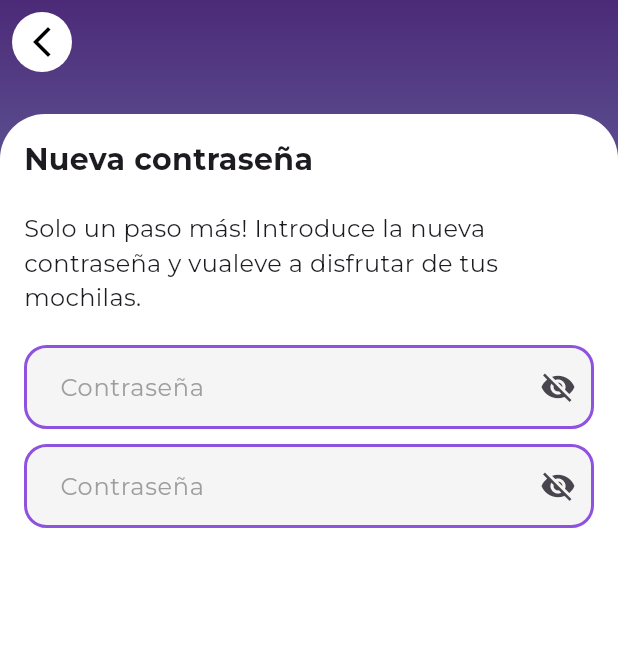
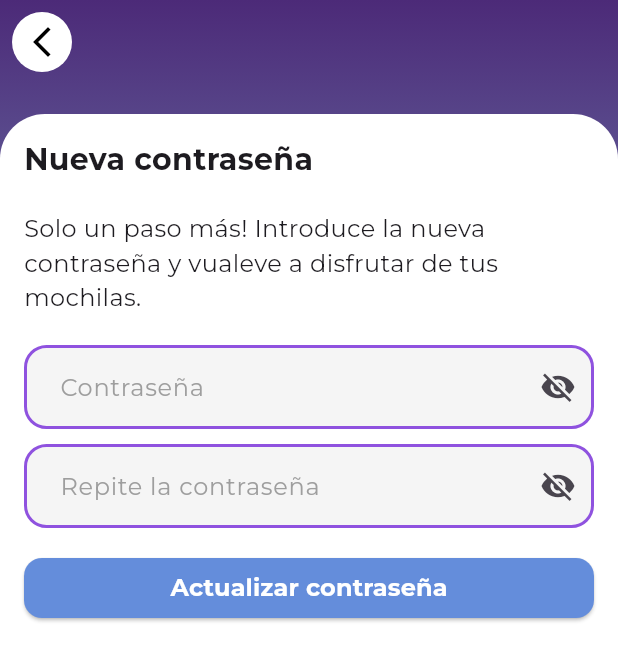
Before and after one commit to iordanericdam/app_mochila, a Flutter app: the NewPasswordScreen screen opened directly, on a phone screen of 412 x 824 dp. Shown: the top 661 px of the screen. Run offline on Flutter 3.47's test engine with Material 3 defaults, Android fonts, the light colour scheme and no system bars.

Commit message:
Pequeños cambios

```diff
--- a/lib/presentation/screens/new_password_screen.dart
+++ b/lib/presentation/screens/new_password_screen.dart
@@ -1,5 +1,9 @@
+import 'package:app_mochila/presentation/screens/eric_explicacion.dart';
+import 'package:app_mochila/presentation/screens/login_screen.dart';
+import 'package:app_mochila/presentation/widgets/buttons.dart';
 import 'package:app_mochila/presentation/widgets/password_custom_input.dart';
 import 'package:app_mochila/presentation/widgets/white_base_container.dart';
+import 'package:app_mochila/styles/app_colors.dart';
 import 'package:app_mochila/styles/base_scaffold.dart';
 import 'package:app_mochila/styles/constants.dart';
 import 'package:flutter/material.dart';
@@ -14,7 +18,7 @@ class NewPasswordScreen extends StatefulWidget {
 class _NewPasswordScreenState extends State<NewPasswordScreen> {
   @override
   Widget build(BuildContext context) {
-    return const BaseScaffold(
+    return BaseScaffold(
       body: WhiteBaseContainer(
           child: Align(
         alignment: Alignment.topLeft,
@@ -33,9 +37,28 @@ class _NewPasswordScreenState extends State<NewPasswordScreen> {
               style: TextStyle(fontSize: 16, fontWeight: FontWeight.w400),
             ),
             sizedBox,
-            PasswordInput(),
+            const PasswordInput(),
             kHalfSizedBox,
-            PasswordInput(),
+            const PasswordInput(
+              hintText: "Repite la contraseña",
+            ),
+            sizedBox,
+            SizedBox(
+              height: kdefaultPadding * 2,
+              width: MediaQuery.of(context).size.width,
+              child: CustomElevatedButton(
+                text: 'Actualizar contraseña',
+                backgroundColor: AppColors.recoverButtonColor,
+                onPressed: () {
+                  FocusScope.of(context).unfocus();
+                  Navigator.push(
+                    context,
+                    MaterialPageRoute(
+                        builder: (context) => const LoginScreen()),
+                  );
+                },
+              ),
+            )
           ],
         )),
       )),
--- a/lib/presentation/widgets/password_custom_input.dart
+++ b/lib/presentation/widgets/password_custom_input.dart
@@ -4,14 +4,14 @@ import 'package:app_mochila/services/form_validator.dart';
 
 class PasswordInput extends StatefulWidget {
   final TextEditingController? controller;
-  final String labelText;
+  final String hintText;
   final TextEditingController? emailController;
   final FormFieldValidator<String>? validator;
 
   const PasswordInput({
     super.key,
     this.controller,
-    this.labelText = "Contraseña",
+    this.hintText = "Contraseña",
     this.emailController,
     this.validator,
   });
@@ -33,7 +33,7 @@ class PasswordInputState extends State<PasswordInput> {
   Widget build(BuildContext context) {
     return CustomInput(
       controller: widget.controller,
-      hintText: widget.labelText,
+      hintText: widget.hintText,
       obscureText: !_passwordVisible, // Oculta o muestra la contraseña
       validator: widget.validator ?? validatePassword,
       suffixIcon: IconButton(
```
Also changed, not shown: lib/presentation/screens/login_screen.dart (+31 -11 lines).
